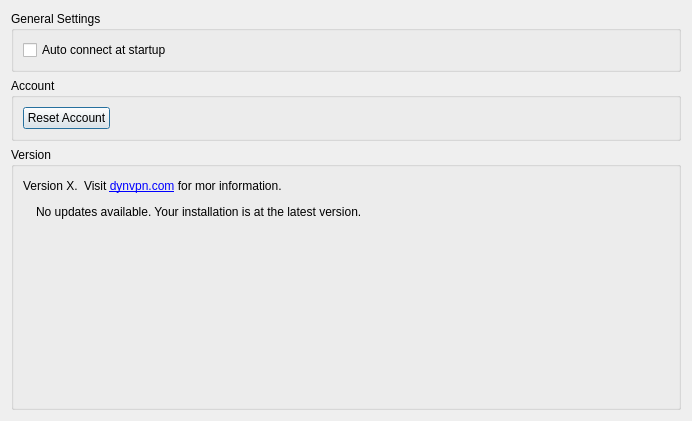
Qt form dnc/src/gui/generalsettings.ui (netvirt/netvirt) before a commit.
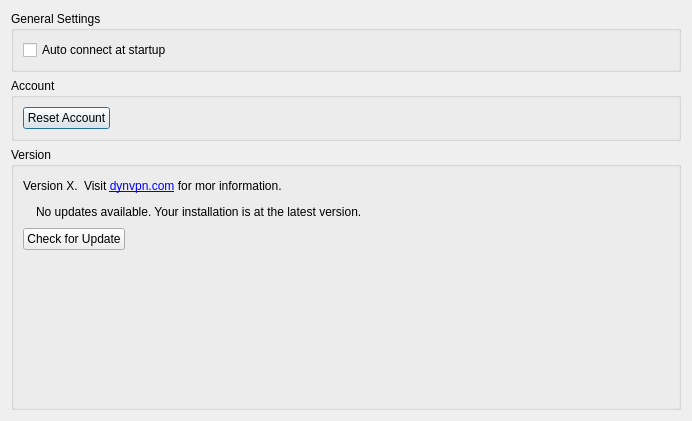
The same form after that commit. Icons and pictures are not drawn.

Commit message: add a button to check for update make sure movie object are deleted in the class destructor

Patch:
```diff
--- a/dnc/src/gui/generalsettings.ui
+++ b/dnc/src/gui/generalsettings.ui
@@ -157,6 +157,30 @@
         </item>
        </layout>
       </item>
+      <item>
+       <layout class="QHBoxLayout" name="horizontalLayout_5">
+        <item>
+         <widget class="QPushButton" name="checkUpdate">
+          <property name="text">
+           <string>Check for Update</string>
+          </property>
+         </widget>
+        </item>
+        <item>
+         <spacer name="horizontalSpacer_4">
+          <property name="orientation">
+           <enum>Qt::Horizontal</enum>
+          </property>
+          <property name="sizeHint" stdset="0">
+           <size>
+            <width>40</width>
+            <height>20</height>
+           </size>
+          </property>
+         </spacer>
+        </item>
+       </layout>
+      </item>
       <item>
        <spacer name="verticalSpacer">
         <property name="orientation">
```
The commit also changes 4 other files.
